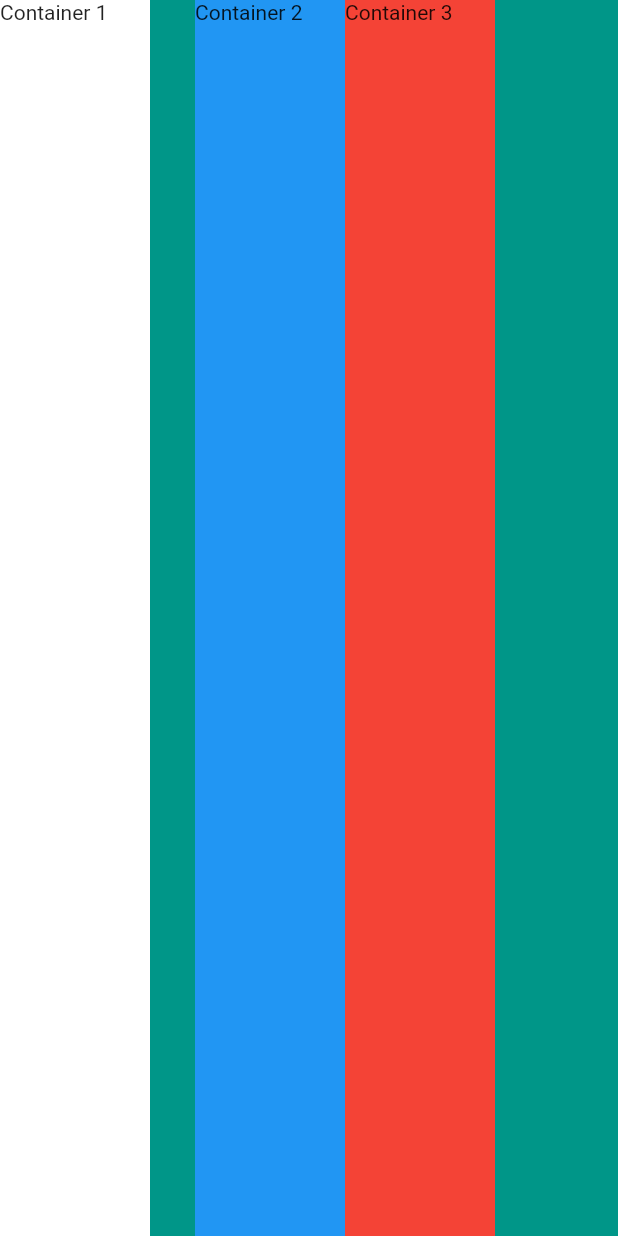
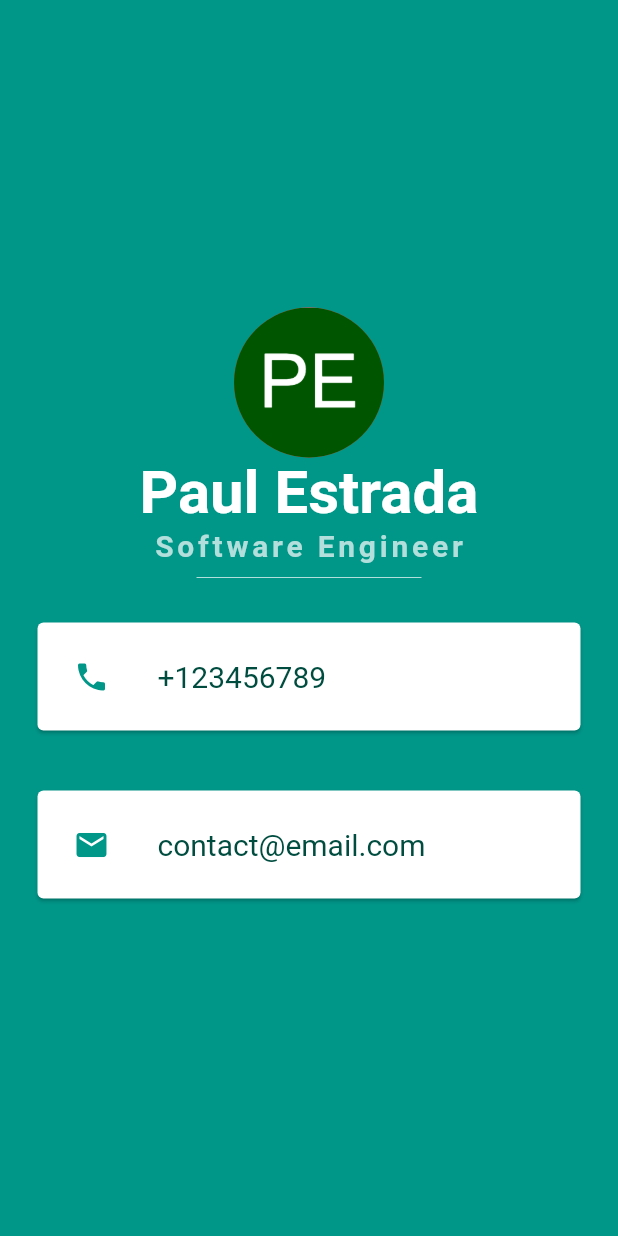
Before and after one commit to pestrada/flutter-samples, a Flutter app: the screen it shows after launch, on a phone screen of 412 x 824 dp. Run offline on Flutter 3.47's test engine with Material 2 defaults, Android fonts, the phone set to English and light mode, and no system bars.

Commit message:
adding ui

```diff
--- a/mi_card_flutter/lib/main.dart
+++ b/mi_card_flutter/lib/main.dart
@@ -1,9 +1,7 @@
 import 'package:flutter/material.dart';
 
 void main() {
-  runApp(
-    MyApp()
-  );
+  runApp(MyApp());
 }
 
 class MyApp extends StatelessWidget {
@@ -13,33 +11,69 @@ class MyApp extends StatelessWidget {
       home: Scaffold(
         backgroundColor: Colors.teal,
         body: SafeArea(
-          child: Row(
-            crossAxisAlignment: CrossAxisAlignment.stretch,
-            children: <Widget>[
-              Container(
-                  height: 100.0,
-                  width: 100.0,
-                  color: Colors.white,
-                  child: Text('Container 1')
+            child: Column(
+          mainAxisAlignment: MainAxisAlignment.center,
+          children: <Widget>[
+            CircleAvatar(
+              radius: 50.0,
+              backgroundColor: Colors.red,
+              backgroundImage: AssetImage('images/icon_pe.png'),
+            ),
+            Text('Paul Estrada',
+                style: TextStyle(
+                    fontSize: 40.0,
+                    color: Colors.white,
+                    fontWeight: FontWeight.bold)),
+            Text(
+              'Software Engineer',
+              style: TextStyle(
+                fontSize: 20.0,
+                letterSpacing: 2.5,
+                color: Colors.teal.shade100,
+                fontWeight: FontWeight.bold,
               ),
-              SizedBox(
-                width: 30.0,
+            ),
+            SizedBox(
+              height: 20.0,
+              width: 150.0,
+              child: Divider(
+                color: Colors.teal.shade100,
               ),
-              Container(
-                width: 100.0,
-                height: 100.0,
-                color: Colors.blue,
-                child: Text('Container 2'),
-              ),
-              Container(
-                width: 100.0,
-                height: 100.0,
-                color: Colors.red,
-                child: Text('Container 3'),
-              ),
-            ],
-          ),
-        ),
+            ),
+            Card(
+              margin: EdgeInsets.symmetric(vertical: 20.0, horizontal: 25.0),
+              child: Padding(
+                  padding: const EdgeInsets.all(8.0),
+                  child: ListTile(
+                    leading: Icon(
+                      Icons.phone,
+                      color: Colors.teal,
+                    ),
+                    title: Text(
+                      '+123456789',
+                      style: TextStyle(
+                          color: Colors.teal.shade900, fontSize: 20.0),
+                    ),
+                  )),
+            ),
+            Card(
+              margin: EdgeInsets.symmetric(vertical: 20.0, horizontal: 25.0),
+              child: Padding(
+                  padding: const EdgeInsets.all(8.0),
+                  child: ListTile(
+                    leading: Icon(
+                      Icons.mail,
+                      color: Colors.teal,
+                    ),
+                    title: Text(
+                      'contact@email.com',
+                      style: TextStyle(
+                          color: Colors.teal.shade900, fontSize: 20.0),
+                    ),
+                  )),
+            )
+          ],
+        )),
       ),
     );
   }
--- a/mi_card_flutter/pubspec.yaml
+++ b/mi_card_flutter/pubspec.yaml
@@ -37,8 +37,8 @@ flutter:
   uses-material-design: true
 
   # To add assets to your application, add an assets section, like this:
-  # assets:
-  #  - images/a_dot_burr.jpeg
+  assets:
+    - images/
   #  - images/a_dot_ham.jpeg
 
   # An image asset can refer to one or more resolution-specific "variants", see
```
Also changed, not shown: mi_card_flutter/images/icon_pe.png (added).
